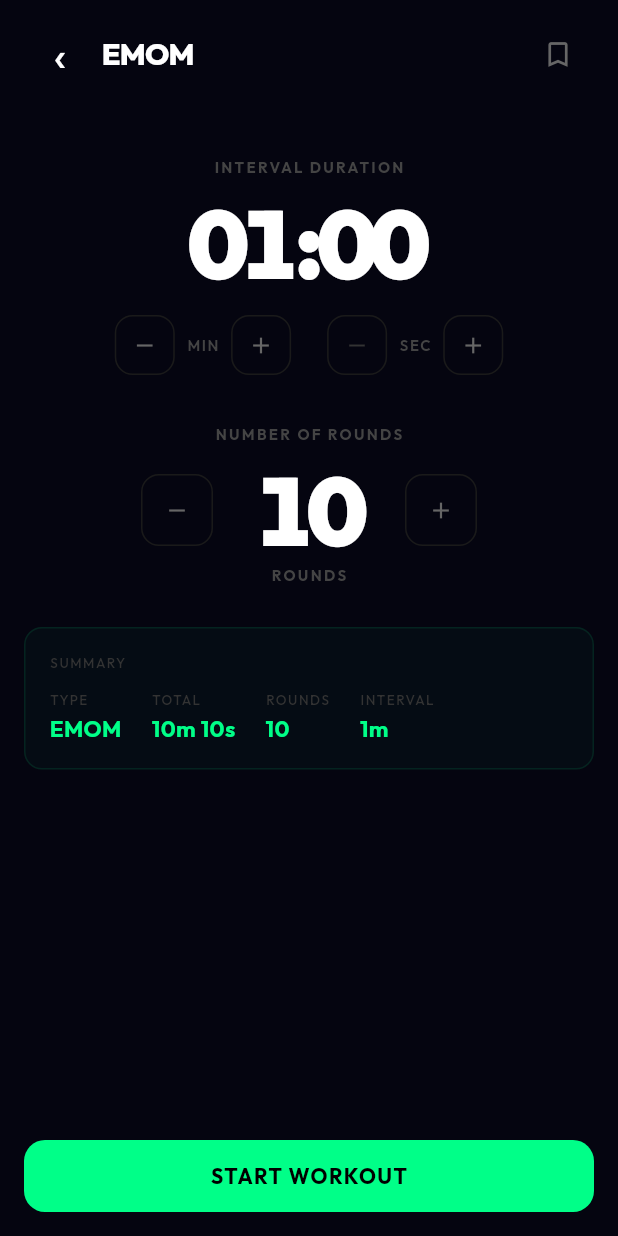
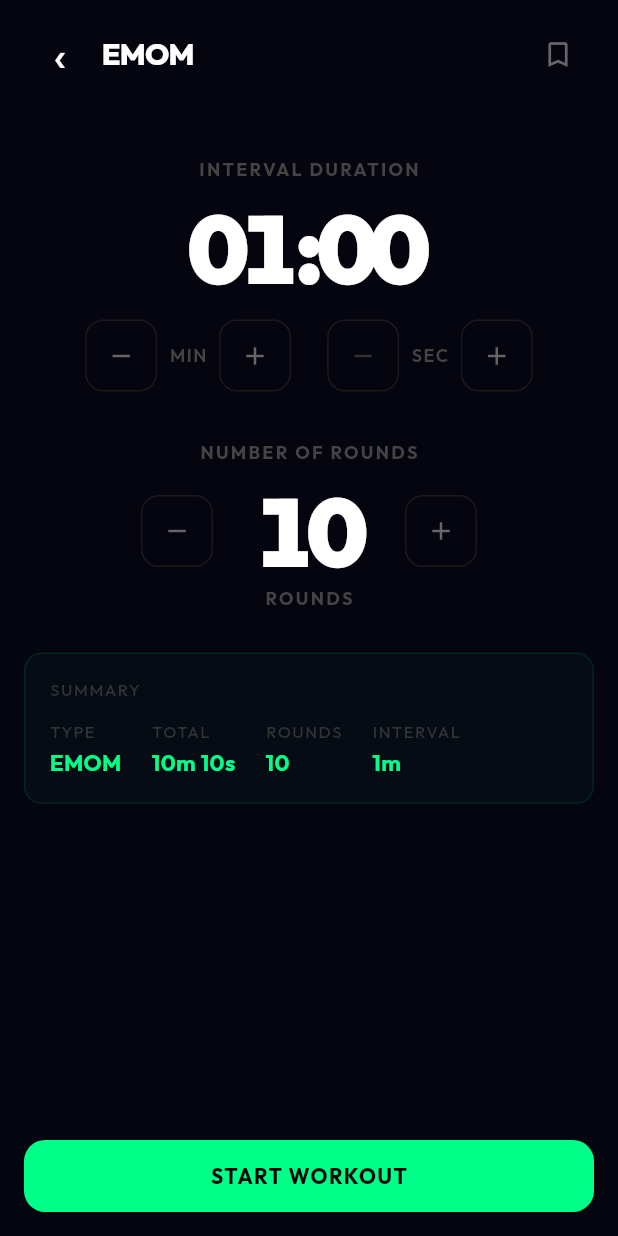
Before and after one commit to garethbaumgart/wod-timer, a Flutter app: the EmomSetupPage screen opened directly, on a phone screen of 412 x 824 dp. Run offline on Flutter 3.47's test engine with Material 3 defaults, Android fonts, the phone set to English and light mode, and no system bars; our stand-ins replace audioplayers, flutter_riverpod, fpdart, freezed_annotation, get_it, go_router and 6 more; missing offline and left inert: audio_session; accounts and stored records are empty; generated files the repository leaves out were written again.

Commit message:
feat: improve UI touch targets, font sizes, and add long-press repeat (#45)
Increase touch targets to meet 48px minimum across all pickers and
controls. Bump small font sizes for better readability. Add reusable
RepeatingIconButton widget with long-press auto-repeat for faster
value adjustments in pickers.

Co-authored-by: Claude Opus 4.5 <noreply@anthropic.com>

```diff
--- a/lib/core/presentation/theme/app_typography.dart
+++ b/lib/core/presentation/theme/app_typography.dart
@@ -129,7 +129,7 @@ abstract class AppTypography {
 
   // Summary labels
   static TextStyle get summaryLabel => GoogleFonts.outfit(
-        fontSize: 9,
+        fontSize: 11,
         fontWeight: FontWeight.w500,
         letterSpacing: 1,
       );
--- /dev/null
+++ b/lib/core/presentation/widgets/repeating_icon_button.dart
@@ -0,0 +1,107 @@
+import 'dart:async';
+
+import 'package:flutter/material.dart';
+import 'package:wod_timer/core/presentation/theme/app_colors.dart';
+import 'package:wod_timer/core/presentation/theme/app_spacing.dart';
+
+/// A bordered icon button that supports long-press auto-repeat.
+///
+/// On tap, fires [onPressed] once. On long-press, fires [onPressed]
+/// repeatedly at [repeatInterval] after an initial [repeatDelay].
+/// This enables fast value adjustments in pickers without requiring
+/// many individual taps.
+class RepeatingIconButton extends StatefulWidget {
+  const RepeatingIconButton({
+    required this.icon,
+    required this.onPressed,
+    required this.semanticsLabel,
+    super.key,
+    this.size = AppSpacing.minTouchTarget,
+    this.iconSize = 20,
+    this.repeatDelay = const Duration(milliseconds: 400),
+    this.repeatInterval = const Duration(milliseconds: 100),
+  });
+
+  /// The icon to display.
+  final IconData icon;
+
+  /// Callback when tapped or during long-press repeat.
+  final VoidCallback? onPressed;
+
+  /// Accessibility label.
+  final String semanticsLabel;
+
+  /// Outer container size (width & height).
+  final double size;
+
+  /// Icon size inside the button.
+  final double iconSize;
+
+  /// Delay before repeat starts on long-press.
+  final Duration repeatDelay;
+
+  /// Interval between repeated callbacks.
+  final Duration repeatInterval;
+
+  @override
+  State<RepeatingIconButton> createState() => _RepeatingIconButtonState();
+}
+
+class _RepeatingIconButtonState extends State<RepeatingIconButton> {
+  Timer? _timer;
+
+  void _startRepeating() {
+    if (widget.onPressed == null) return;
+    _timer = Timer(widget.repeatDelay, () {
+      _timer = Timer.periodic(widget.repeatInterval, (_) {
+        widget.onPressed?.call();
+      });
+    });
+  }
+
+  void _stopRepeating() {
+    _timer?.cancel();
+    _timer = null;
+  }
+
+  @override
+  void dispose() {
+    _stopRepeating();
+    super.dispose();
+  }
+
+  @override
+  Widget build(BuildContext context) {
+    final isEnabled = widget.onPressed != null;
+    return Semantics(
+      button: true,
+      enabled: isEnabled,
+      label: widget.semanticsLabel,
+      child: GestureDetector(
+        onTap: widget.onPressed,
+        onLongPressStart: isEnabled ? (_) => _startRepeating() : null,
+        onLongPressEnd: isEnabled ? (_) => _stopRepeating() : null,
+        onLongPressCancel: _stopRepeating,
+        child: Container(
+          width: widget.size,
+          height: widget.size,
+          decoration: BoxDecoration(
+            borderRadius: BorderRadius.circular(12),
+            border: Border.all(
+              color: AppColors.border,
+            ),
+          ),
+          child: Center(
+            child: Icon(
+              widget.icon,
+              size: widget.iconSize,
+              color: isEnabled
+                  ? const Color(0xFF666666)
+                  : AppColors.textDisabledDark,
+            ),
+          ),
+        ),
+      ),
+    );
+  }
+}
--- a/lib/features/timer/presentation/widgets/duration_picker.dart
+++ b/lib/features/timer/presentation/widgets/duration_picker.dart
@@ -3,6 +3,7 @@ import 'package:google_fonts/google_fonts.dart';
 import 'package:wod_timer/core/infrastructure/haptic/i_haptic_service.dart';
 import 'package:wod_timer/core/presentation/theme/app_colors.dart';
 import 'package:wod_timer/core/presentation/theme/app_typography.dart';
+import 'package:wod_timer/core/presentation/widgets/repeating_icon_button.dart';
 
 /// A Signal-design duration picker with big centered value and +/- buttons.
 ///
@@ -138,7 +139,7 @@ class _DurationPickerState extends State<DurationPicker> {
               style: AppTypography.labelSmall.copyWith(
                 color: const Color(0xFF444444),
                 letterSpacing: 1.5,
-                fontSize: 10,
+                fontSize: 12,
               ),
             ),
           ),
@@ -155,7 +156,7 @@ class _DurationPickerState extends State<DurationPicker> {
           mainAxisAlignment: MainAxisAlignment.center,
           children: [
             // Minutes controls
-            _buildAdjustButton(
+            RepeatingIconButton(
               icon: Icons.remove,
               onPressed: _minutes > 0 ? _decrementMinutes : null,
               semanticsLabel: 'Decrease minutes',
@@ -165,14 +166,14 @@ class _DurationPickerState extends State<DurationPicker> {
               child: Text(
                 'MIN',
                 style: GoogleFonts.outfit(
-                  fontSize: 10,
+                  fontSize: 12,
                   fontWeight: FontWeight.w600,
                   letterSpacing: 1,
                   color: const Color(0xFF444444),
                 ),
               ),
             ),
-            _buildAdjustButton(
+            RepeatingIconButton(
               icon: Icons.add,
               onPressed:
                   _minutes < widget.maxMinutes ? _incrementMinutes : null,
@@ -181,7 +182,7 @@ class _DurationPickerState extends State<DurationPicker> {
             const SizedBox(width: 24),
             // Seconds controls
             if (widget.showSeconds) ...[
-              _buildAdjustButton(
+              RepeatingIconButton(
                 icon: Icons.remove,
                 onPressed: _seconds > 0 ? _decrementSeconds : null,
                 semanticsLabel: 'Decrease seconds',
@@ -191,14 +192,14 @@ class _DurationPickerState extends State<DurationPicker> {
                 child: Text(
                   'SEC',
                   style: GoogleFonts.outfit(
-                    fontSize: 10,
+                    fontSize: 12,
                     fontWeight: FontWeight.w600,
                     letterSpacing: 1,
                     color: const Color(0xFF444444),
                   ),
                 ),
               ),
-              _buildAdjustButton(
+              RepeatingIconButton(
                 icon: Icons.add,
                 onPressed: _seconds + widget.secondInterval < 60
                     ? _incrementSeconds
@@ -211,39 +212,4 @@ class _DurationPickerState extends State<DurationPicker> {
       ],
     );
   }
-
-  Widget _buildAdjustButton({
-    required IconData icon,
-    required VoidCallback? onPressed,
-    required String semanticsLabel,
-  }) {
-    final isEnabled = onPressed != null;
-    return Semantics(
-      button: true,
-      label: semanticsLabel,
-      child: GestureDetector(
-        onTap: onPressed,
-        child: Container(
-          width: 40,
-          height: 40,
-          decoration: BoxDecoration(
-            borderRadius: BorderRadius.circular(12),
-            border: Border.all(
-              color: AppColors.border,
-              width: 1,
-            ),
-          ),
-          child: Center(
-            child: Icon(
-              icon,
-              size: 18,
-              color: isEnabled
-                  ? const Color(0xFF666666)
-                  : AppColors.textDisabledDark,
-            ),
-          ),
-        ),
-      ),
-    );
-  }
 }
--- a/lib/features/timer/presentation/widgets/round_picker.dart
+++ b/lib/features/timer/presentation/widgets/round_picker.dart
@@ -1,6 +1,7 @@
 import 'package:flutter/material.dart';
 import 'package:wod_timer/core/presentation/theme/app_colors.dart';
 import 'package:wod_timer/core/presentation/theme/app_typography.dart';
+import 'package:wod_timer/core/presentation/widgets/repeating_icon_button.dart';
 
 /// A Signal-design picker for selecting number of rounds.
 ///
@@ -76,7 +77,7 @@ class _RoundPickerState extends State<RoundPicker> {
               style: AppTypography.labelSmall.copyWith(
                 color: const Color(0xFF444444),
                 letterSpacing: 1.5,
-                fontSize: 10,
+                fontSize: 12,
               ),
             ),
           ),
@@ -84,7 +85,7 @@ class _RoundPickerState extends State<RoundPicker> {
         Row(
           mainAxisAlignment: MainAxisAlignment.center,
           children: [
-            _buildAdjustButton(
+            RepeatingIconButton(
               icon: Icons.remove,
               onPressed: _rounds > widget.minRounds ? _decrement : null,
               semanticsLabel: 'Decrease rounds',
@@ -102,7 +103,7 @@ class _RoundPickerState extends State<RoundPicker> {
                 ),
               ),
             ),
-            _buildAdjustButton(
+            RepeatingIconButton(
               icon: Icons.add,
               onPressed: _rounds < widget.maxRounds ? _increment : null,
               semanticsLabel: 'Increase rounds',
@@ -116,45 +117,10 @@ class _RoundPickerState extends State<RoundPicker> {
           style: AppTypography.labelSmall.copyWith(
             color: const Color(0xFF444444),
             letterSpacing: 1.5,
-            fontSize: 10,
+            fontSize: 12,
           ),
         ),
       ],
     );
   }
-
-  Widget _buildAdjustButton({
-    required IconData icon,
-    required VoidCallback? onPressed,
-    required String semanticsLabel,
-  }) {
-    final isEnabled = onPressed != null;
-    return Semantics(
-      button: true,
-      label: semanticsLabel,
-      child: GestureDetector(
-        onTap: onPressed,
-        child: Container(
-          width: 48,
-          height: 48,
-          decoration: BoxDecoration(
-            borderRadius: BorderRadius.circular(12),
-            border: Border.all(
-              color: AppColors.border,
-              width: 1,
-            ),
-          ),
-          child: Center(
-            child: Icon(
-              icon,
-              size: 18,
-              color: isEnabled
-                  ? const Color(0xFF666666)
-                  : AppColors.textDisabledDark,
-            ),
-          ),
-        ),
-      ),
-    );
-  }
 }
```
Also changed, not shown: lib/core/presentation/pages/settings_page.dart (+6 -6 lines), lib/core/presentation/router/placeholder_pages.dart (+7 -7 lines), lib/features/timer/presentation/pages/tabata_setup_page.dart (+7 -42 lines), lib/features/timer/presentation/pages/timer_active_page.dart (+14 -14 lines).
